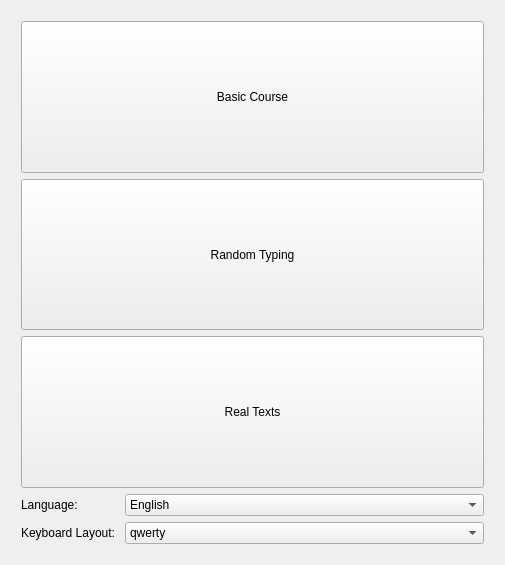
First picture: the form in src/design/home.ui, repository leonidbelyaev/touch-typing-tutorial, before the edit.
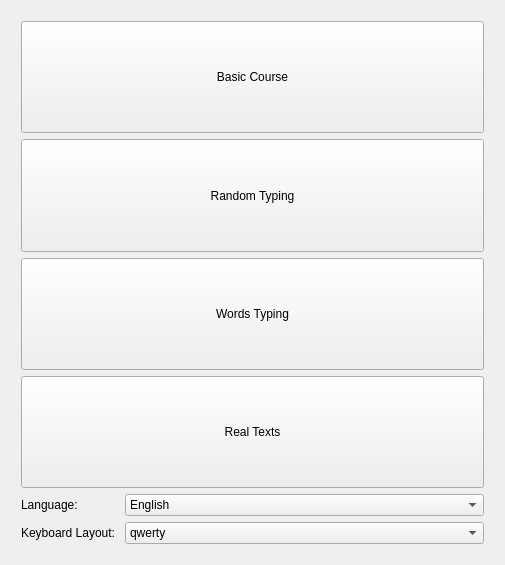
Second picture: the form after the edit.

Commit message: Working windows, modes choose system

What changed in the file:
```diff
--- a/src/design/home.ui
+++ b/src/design/home.ui
@@ -67,19 +67,6 @@
       </item>
       <item row="1" column="0">
        <layout class="QGridLayout" name="gridLayout_2">
-        <item row="2" column="0">
-         <widget class="QPushButton" name="texts_btn">
-          <property name="sizePolicy">
-           <sizepolicy hsizetype="Minimum" vsizetype="MinimumExpanding">
-            <horstretch>0</horstretch>
-            <verstretch>0</verstretch>
-           </sizepolicy>
-          </property>
-          <property name="text">
-           <string>Real Texts</string>
-          </property>
-         </widget>
-        </item>
         <item row="0" column="0">
          <widget class="QPushButton" name="course_btn">
           <property name="sizePolicy">
@@ -106,6 +93,32 @@
           </property>
          </widget>
         </item>
+        <item row="4" column="0">
+         <widget class="QPushButton" name="texts_btn">
+          <property name="sizePolicy">
+           <sizepolicy hsizetype="Minimum" vsizetype="MinimumExpanding">
+            <horstretch>0</horstretch>
+            <verstretch>0</verstretch>
+           </sizepolicy>
+          </property>
+          <property name="text">
+           <string>Real Texts</string>
+          </property>
+         </widget>
+        </item>
+        <item row="2" column="0">
+         <widget class="QPushButton" name="words_btn">
+          <property name="sizePolicy">
+           <sizepolicy hsizetype="Minimum" vsizetype="MinimumExpanding">
+            <horstretch>0</horstretch>
+            <verstretch>0</verstretch>
+           </sizepolicy>
+          </property>
+          <property name="text">
+           <string>Words Typing</string>
+          </property>
+         </widget>
+        </item>
        </layout>
       </item>
      </layout>
```
The commit also changes 7 other files.
